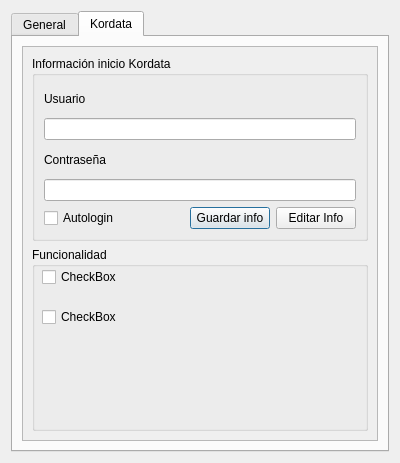
First picture: the form in ui/configDialog.ui, repository gabod22/Pixel-after-sell-reporter, before the edit.
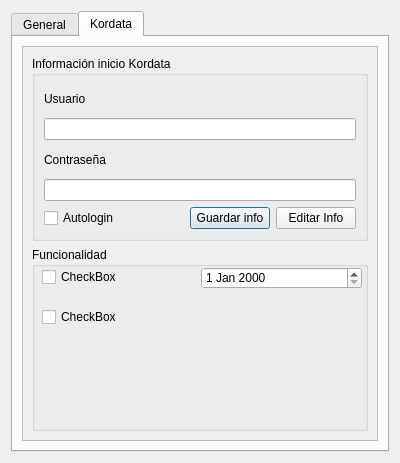
Second picture: the form after the edit.

Patch:
```diff
--- a/ui/configDialog.ui
+++ b/ui/configDialog.ui
@@ -150,6 +150,16 @@
                <string>CheckBox</string>
               </property>
              </widget>
+             <widget class="QDateEdit" name="dateKordataStartDate">
+              <property name="geometry">
+               <rect>
+                <x>169</x>
+                <y>20</y>
+                <width>161</width>
+                <height>22</height>
+               </rect>
+              </property>
+             </widget>
             </widget>
            </item>
           </layout>
```
